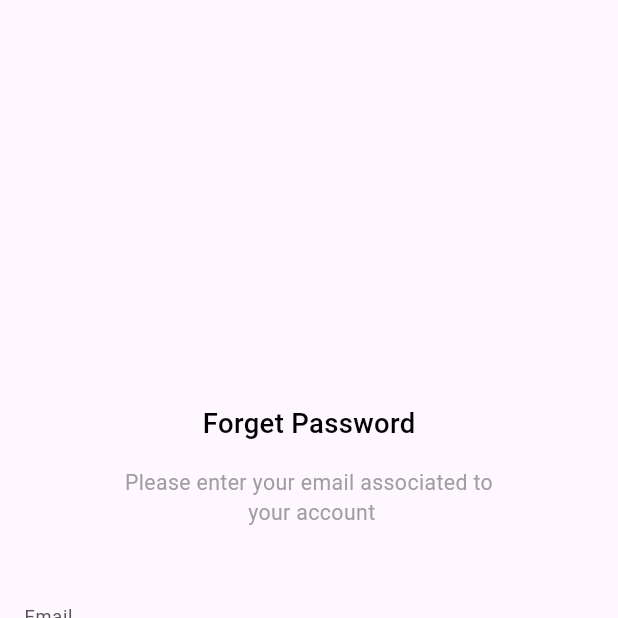
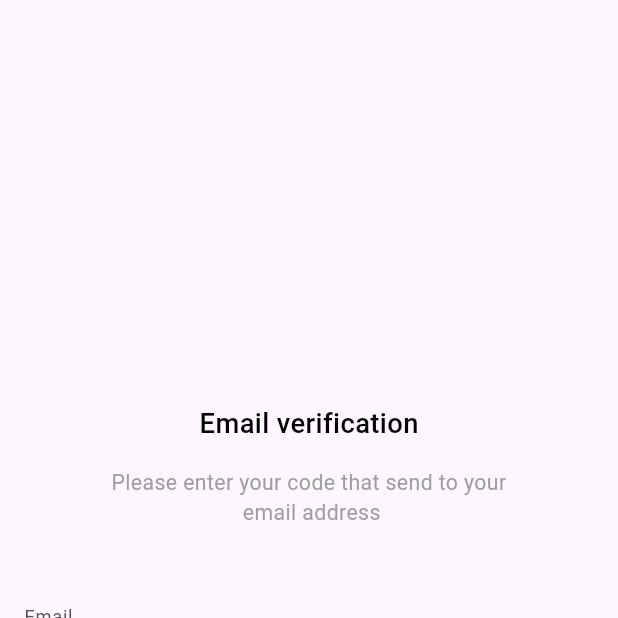
Before and after one commit to MuhamedUssama/Online-Exam-App, a Flutter app: the screen it shows after launch, after a tap on "Continue", on a phone screen of 412 x 824 dp, the top half of it. Run offline on Flutter 3.47's test engine with Material 3 defaults, Android fonts, the phone set to English and light mode, and no system bars; our stand-ins replace connectivity_plus, dio, equatable, flutter_bloc, flutter_screenutil, flutter_secure_storage and 3 more.

Commit message:
Refactor ForgetPasswordDataSourceImpl 'Remove executeApi from it', created email verification screen, with it's view model

```diff
--- a/lib/features/forget_password/data/models/response/email_verification_response_model/email_verification_response_model.dart
+++ b/lib/features/forget_password/data/models/response/email_verification_response_model/email_verification_response_model.dart
@@ -8,7 +8,7 @@ part 'email_verification_response_model.g.dart';
 class EmailVerificationResponseModel {
   String? status;
   String? message;
-  String? code;
+  int? code;
   String? stack;
 
   EmailVerificationResponseModel(
--- a/lib/features/forget_password/domain/entities/email_verification_entity/email_verification_entity.dart
+++ b/lib/features/forget_password/domain/entities/email_verification_entity/email_verification_entity.dart
@@ -6,7 +6,7 @@ part 'email_verification_entity.g.dart';
 class EmailVerificationEntity {
   String? status;
   String? message;
-  String? code;
+  int? code;
   String? stack;
 
   EmailVerificationEntity({this.status, this.message, this.code, this.stack});
--- /dev/null
+++ b/lib/features/forget_password/presentation/email_verification_screen.dart
@@ -0,0 +1,149 @@
+import 'package:flutter/material.dart';
+import 'package:flutter_bloc/flutter_bloc.dart';
+import 'package:flutter_screenutil/flutter_screenutil.dart';
+
+import '../../../config/theme/app_colors.dart';
+import '../../../core/di/di.dart';
+import '../../../core/utils/dialog_utils.dart';
+import 'view_models/email_verification_view_model/email_verification_states.dart';
+import 'view_models/email_verification_view_model/email_verification_view_model.dart';
+
+class EmailVerificationScreen extends StatefulWidget {
+  const EmailVerificationScreen({super.key});
+
+  @override
+  State<EmailVerificationScreen> createState() =>
+      _EmailVerificationScreenState();
+}
+
+class _EmailVerificationScreenState extends State<EmailVerificationScreen> {
+  EmailVerificationViewModel viewModel =
+      getIt.get<EmailVerificationViewModel>();
+  @override
+  void dispose() {
+    viewModel.codeController.dispose();
+    super.dispose();
+  }
+
+  @override
+  Widget build(BuildContext context) {
+    double width = MediaQuery.of(context).size.width;
+
+    return Scaffold(
+      body: Padding(
+        padding: const EdgeInsets.all(16),
+        child:
+            BlocListener<EmailVerificationViewModel, EmailVerificationStates>(
+          bloc: viewModel,
+          listener: (context, state) {
+            if (state is EmailVerificationLoadingState) {
+              DialogUtils.showLoading(context, state.message);
+            } else if (state is EmailVerificationErrorState) {
+              DialogUtils.hideLoading(context);
+              DialogUtils.showMessage(
+                context,
+                title: "Error",
+                contentMessage: state.errorMessage ?? "Somthing went wrong",
+                posActionName: "Ok",
+              );
+            } else if (state is EmailVerificationSuccessState) {
+              DialogUtils.hideLoading(context);
+              DialogUtils.showMessage(
+                context,
+                title: "Successfully",
+                contentMessage:
+                    "Check your email please, we will send to you a verification code in 60s.",
+                posActionName: "Ok",
+              );
+            }
+          },
+          child: Column(
+            mainAxisAlignment: MainAxisAlignment.center,
+            crossAxisAlignment: CrossAxisAlignment.center,
+            children: [
+              Text(
+                'Email verification',
+                style: TextStyle(
+                  color: Colors.black,
+                  fontSize: 18.sp,
+                  fontWeight: FontWeight.w500,
+                ),
+              ),
+              SizedBox(height: 16.h),
+              Text(
+                'Please enter your code that send to your\n email address ',
+                style: TextStyle(
+                  color: Colors.grey,
+                  fontSize: 14.sp,
+                  fontWeight: FontWeight.w400,
+                ),
+                textAlign: TextAlign.center,
+              ),
+              SizedBox(height: 32.h),
+              Form(
+                key: viewModel.formKey,
+                child: TextFormField(
+                  controller: viewModel.codeController,
+                  validator: (value) {
+                    if (value == null || value.trim().isEmpty) {
+                      return "Please enter your email address";
+                    }
+
+                    return null;
+                  },
+                  decoration: InputDecoration(
+                    labelText: 'Email',
+                    labelStyle: TextStyle(
+                      color: ColorsManager.grey,
+                      fontSize: 12.sp,
+                      fontWeight: FontWeight.w400,
+                    ),
+                    hintText: 'Enter Your Email',
+                    hintStyle: TextStyle(
+                      color: ColorsManager.placeHolder,
+                      fontSize: 14.sp,
+                      fontWeight: FontWeight.w400,
+                    ),
+                    enabledBorder: OutlineInputBorder(
+                      borderSide: const BorderSide(
+                        color: ColorsManager.baseBlack,
+                        width: 1,
+                      ),
+                      borderRadius: BorderRadius.circular(4.r),
+                    ),
+                    focusedBorder: OutlineInputBorder(
+                      borderSide: const BorderSide(
+                        color: ColorsManager.baseBlack,
+                        width: 1,
+                      ),
+                      borderRadius: BorderRadius.circular(4.r),
+                    ),
+                  ),
+                ),
+              ),
+              SizedBox(height: 48.h),
+              ElevatedButton(
+                onPressed: () async {
+                  await viewModel.verifyEmail();
+                },
+                style: ElevatedButton.styleFrom(
+                  backgroundColor: ColorsManager.baseBlue,
+                  fixedSize: Size.fromWidth(width),
+                  padding: EdgeInsetsDirectional.symmetric(vertical: 12.h),
+                ),
+                child: Text(
+                  'Continue',
+                  style: TextStyle(
+                    color: Colors.white,
+                    fontSize: 16.sp,
+                    fontWeight: FontWeight.w500,
+                  ),
+                ),
+              ),
+            ],
+          ),
+        ),
+      ),
+    );
+  }
+}
--- a/lib/features/forget_password/presentation/view_models/email_verification_view_model/email_verification_states.dart
+++ b/lib/features/forget_password/presentation/view_models/email_verification_view_model/email_verification_states.dart
@@ -1,4 +1,12 @@
 import '../../../domain/entities/email_verification_entity/email_verification_entity.dart';
+
+sealed class Action {}
+
+class EmailVerificationAction extends Action {
+  String email;
+  String password;
+  EmailVerificationAction(this.email, this.password);
+}
 
 sealed class EmailVerificationStates {}
 
--- /dev/null
+++ b/lib/features/forget_password/presentation/view_models/email_verification_view_model/email_verification_view_model.dart
@@ -0,0 +1,43 @@
+import 'package:flutter/material.dart';
+import 'package:flutter_bloc/flutter_bloc.dart';
+import 'package:injectable/injectable.dart';
+
+import '../../../../../core/results/result.dart';
+import '../../../domain/entities/email_verification_entity/email_verification_entity.dart';
+import '../../../domain/usecases/verify_email_usecase.dart';
+import 'email_verification_states.dart';
+
+@injectable
+class EmailVerificationViewModel extends Cubit<EmailVerificationStates> {
+  VerifyEmailUsecase usecase;
+
+  @factoryMethod
+  EmailVerificationViewModel(this.usecase)
+      : super(EmailVerificationInitialState());
+
+  var formKey = GlobalKey<FormState>();
+  TextEditingController codeController = TextEditingController();
+
+  Future<void> verifyEmail() async {
+    if (formKey.currentState?.validate() == true) {
+      emit(EmailVerificationLoadingState('Loading..'));
+
+      Result<EmailVerificationEntity?> result =
+          await usecase.invoke((codeController.text).toString());
+
+      switch (result) {
+        case Success<EmailVerificationEntity?>():
+          {
+            emit(EmailVerificationSuccessState(result.data));
+            break;
+          }
+        case Fail<EmailVerificationEntity?>():
+          {
+            emit(EmailVerificationErrorState(result.exception?.message ??
+                'Some thing went worng, please try again'));
+            break;
+          }
+      }
+    }
+  }
+}
--- a/lib/steller.dart
+++ b/lib/steller.dart
@@ -1,6 +1,7 @@
 import 'package:flutter/material.dart';
 import 'package:flutter_screenutil/flutter_screenutil.dart';
 
+import 'features/forget_password/presentation/email_verification_screen.dart';
 import 'features/forget_password/presentation/forget_password_screen.dart';
 
 class Steller extends StatelessWidget {
@@ -14,7 +15,7 @@ class Steller extends StatelessWidget {
       splitScreenMode: true,
       child: MaterialApp(
         title: 'Steller App',
-        home: ForgetPasswordScreen(),
+        home: EmailVerificationScreen(),
       ),
     );
   }
```
Also changed, not shown: lib/features/forget_password/data/data_source/forget_password_data_source_impl.dart (+28 -21 lines), lib/core/di/di.config.dart, lib/features/forget_password/data/models/response/email_verification_response_model/email_verification_response_model.g.dart, lib/features/forget_password/domain/entities/email_verification_entity/email_verification_entity.g.dart.
